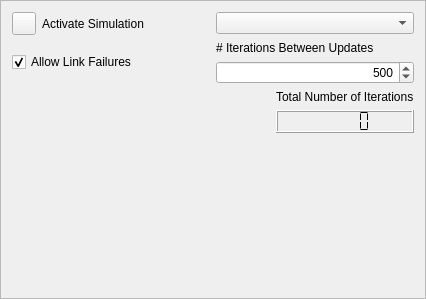
This is plugins/simulation/dmzMBRAPluginNASimulateForm.ui in dmzgroup/mbra as Qt 5 draws it before an edit. The edited form follows.
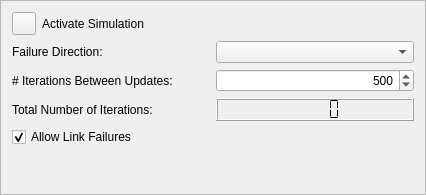
This is the edited form.

Diff of the .ui file:
```diff
--- a/plugins/simulation/dmzMBRAPluginNASimulateForm.ui
+++ b/plugins/simulation/dmzMBRAPluginNASimulateForm.ui
@@ -7,7 +7,7 @@
     <x>0</x>
     <y>0</y>
     <width>426</width>
-    <height>299</height>
+    <height>195</height>
    </rect>
   </property>
   <property name="windowTitle">
@@ -21,8 +21,6 @@
   </property>
   <layout class="QVBoxLayout" name="verticalLayout">
    <item>
-    <layout class="QHBoxLayout" name="horizontalLayout_2">
-     <item>
       <layout class="QHBoxLayout" name="horizontalLayout">
        <item>
         <widget class="QToolButton" name="simulateButton"/>
@@ -37,6 +35,15 @@
       </layout>
      </item>
      <item>
+    <layout class="QHBoxLayout" name="horizontalLayout_2">
+     <item>
+      <widget class="QLabel" name="label_3">
+       <property name="text">
+        <string>Failure Direction:</string>
+       </property>
+      </widget>
+     </item>
+     <item>
       <widget class="QComboBox" name="failDirectionBox"/>
      </item>
     </layout>
@@ -44,24 +51,9 @@
    <item>
     <layout class="QHBoxLayout" name="horizontalLayout_3">
      <item>
-      <widget class="QCheckBox" name="allowLinkFail">
-       <property name="text">
-        <string>Allow Link Failures</string>
-       </property>
-       <property name="checked">
-        <bool>true</bool>
-       </property>
-       <property name="tristate">
-        <bool>false</bool>
-       </property>
-      </widget>
-     </item>
-     <item>
-      <layout class="QVBoxLayout" name="verticalLayout_2">
-       <item>
         <widget class="QLabel" name="label">
          <property name="text">
-          <string># Iterations Between Updates</string>
+        <string># Iterations Between Updates:</string>
          </property>
         </widget>
        </item>
@@ -92,29 +84,12 @@
        </item>
       </layout>
      </item>
-    </layout>
-   </item>
    <item>
     <layout class="QHBoxLayout" name="horizontalLayout_4">
      <item>
-      <spacer name="horizontalSpacer">
-       <property name="orientation">
-        <enum>Qt::Horizontal</enum>
-       </property>
-       <property name="sizeHint" stdset="0">
-        <size>
-         <width>40</width>
-         <height>20</height>
-        </size>
-       </property>
-      </spacer>
-     </item>
-     <item>
-      <layout class="QVBoxLayout" name="verticalLayout_3">
-       <item>
         <widget class="QLabel" name="label_2">
          <property name="text">
-          <string>Total Number of Iterations</string>
+        <string>Total Number of Iterations:</string>
          </property>
         </widget>
        </item>
@@ -127,7 +102,18 @@
        </item>
       </layout>
      </item>
-    </layout>
+   <item>
+    <widget class="QCheckBox" name="allowLinkFail">
+     <property name="text">
+      <string>Allow Link Failures</string>
+     </property>
+     <property name="checked">
+      <bool>true</bool>
+     </property>
+     <property name="tristate">
+      <bool>false</bool>
+     </property>
+    </widget>
    </item>
    <item>
     <spacer name="verticalSpacer">
@@ -137,7 +123,7 @@
      <property name="sizeHint" stdset="0">
       <size>
        <width>20</width>
-       <height>40</height>
+       <height>0</height>
       </size>
      </property>
     </spacer>
```
Lines whose indentation alone changed are shown as unchanged.
